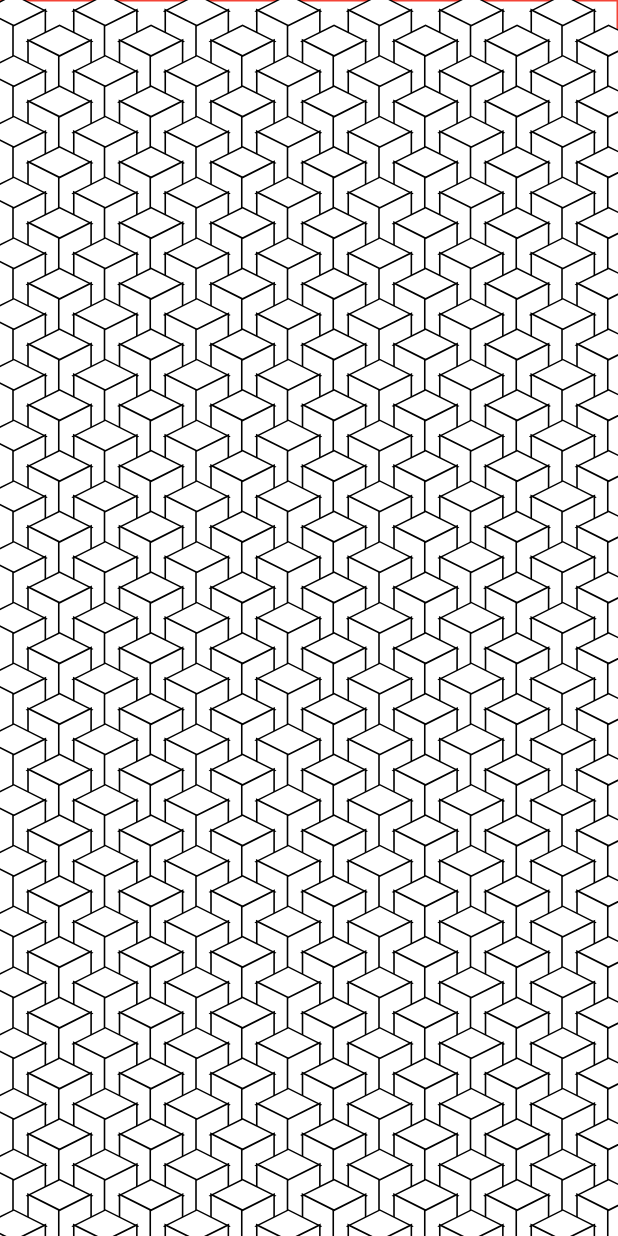
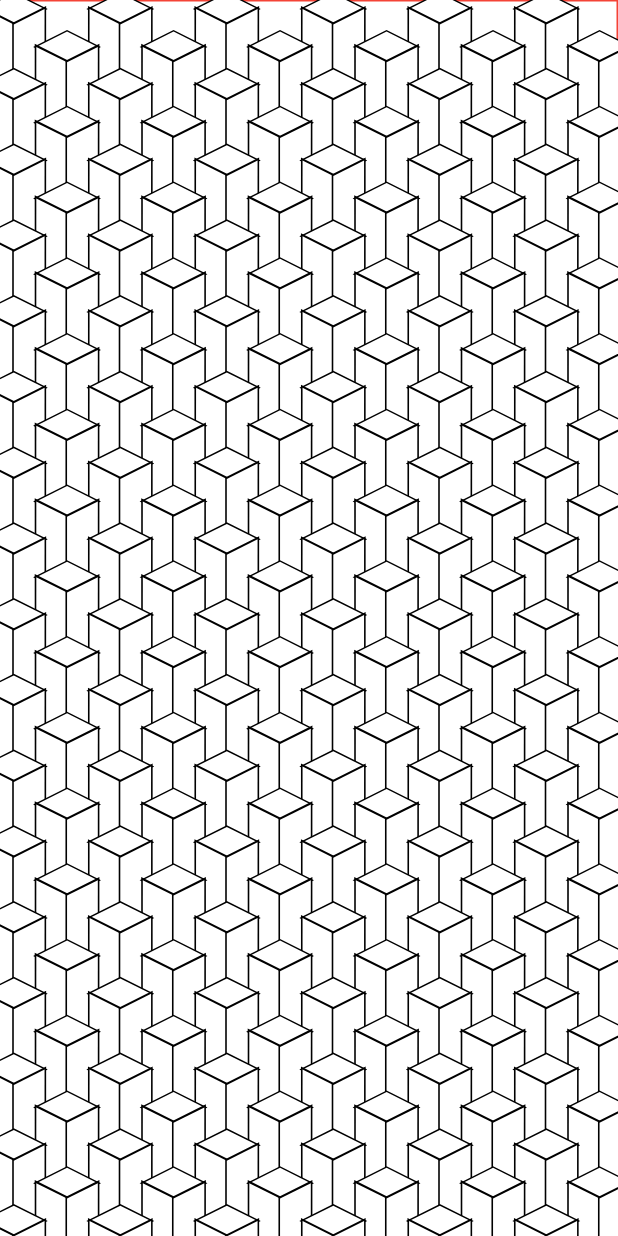
Before and after one commit to Roaa94/gen_art_canvas, a Flutter app: the screen it shows after launch, on a phone screen of 412 x 824 dp. Run offline on Flutter 3.47's test engine with Material 2 defaults, Android fonts, the phone set to English and light mode, and no system bars; our stand-ins replace firebase_core; accounts and stored records are empty.

Commit message:
refactor: more clean up

```diff
--- a/lib/home_page.dart
+++ b/lib/home_page.dart
@@ -41,9 +41,9 @@ class _HomePageState extends State<HomePage>
             final size = constraints.biggest;
             return CustomPaint(
               painter: GenArtCanvasPainter(
-                maxRandomYOffset: 60,
+                maxRandomYOffset: size.height * 0.1,
                 diagonal: size.width * 0.1,
-                initialGap: 20,
+                initialGap: 30,
                 animationController: animationController,
                 size: size,
                 random: random,
@@ -61,7 +61,7 @@ class GenArtCanvasPainter extends CustomPainter {
     this.initialGap = 20,
     this.isDebug = false,
     required this.random,
-    this.diagonal = 8,
+    this.diagonal = 100,
     this.yScale = 0.5,
     this.maxRandomYOffset = 50,
     required this.size,
@@ -71,7 +71,7 @@ class GenArtCanvasPainter extends CustomPainter {
       parent: animationController,
       curve: Curves.easeInOut,
     );
-    xCount = (size.width / diagonal).floor();
+    xCount = (size.width / (diagonal + initialGap * 0.5)).ceil() - 1;
     yCount = ((size.height * 0.6) / ((diagonal * yScale) / 2)).floor();
     totalCount = xCount * yCount;
 
@@ -126,11 +126,8 @@ class GenArtCanvasPainter extends CustomPainter {
   final fillPaint = Paint()..color = Colors.white;
 
   final skewedScaleX = 0.5 * sqrt(2);
-  static const skewedScaleY = 0.85;
 
-  double get newHeight => diagonal * yScale + side * skewedScaleY;
-
-  double get xOffsetToTopCenter => diagonal / 2;
+  double get newHeight => diagonal * yScale + side;
 
   double get side => diagonal / sqrt(2);
 
@@ -152,7 +149,7 @@ class GenArtCanvasPainter extends CustomPainter {
   _paintCuboid(Canvas canvas) {
     // Paint top face
     canvas.save();
-    canvas.translate(xOffsetToTopCenter, 0.0);
+    canvas.translate(diagonal / 2, 0.0);
     canvas.scale(1.0, yScale);
     canvas.rotate(45 * pi / 180);
     canvas.drawPath(initialRect, strokePaint);
@@ -164,7 +161,7 @@ class GenArtCanvasPainter extends CustomPainter {
     canvas.save();
     canvas.translate(0, diagonal / 2 * yScale);
     canvas.skew(0.0, yScale);
-    canvas.scale(skewedScaleX, skewedScaleY);
+    canvas.scale(skewedScaleX, 1.0);
     canvas.drawPath(leftPath, strokePaint);
     canvas.drawPath(leftPath, fillPaint);
     canvas.restore();
@@ -172,9 +169,9 @@ class GenArtCanvasPainter extends CustomPainter {
     // Paint right face
     final rightPath = Path()..addRect(Rect.fromLTWH(0, 0, side, size.height));
     canvas.save();
-    canvas.translate(xOffsetToTopCenter, diagonal * yScale);
+    canvas.translate(diagonal / 2, diagonal * yScale);
     canvas.skew(0.0, -yScale);
-    canvas.scale(skewedScaleX, skewedScaleY);
+    canvas.scale(skewedScaleX, 1.0);
     canvas.drawPath(rightPath, strokePaint);
     canvas.drawPath(rightPath, fillPaint);
     canvas.restore();
```
